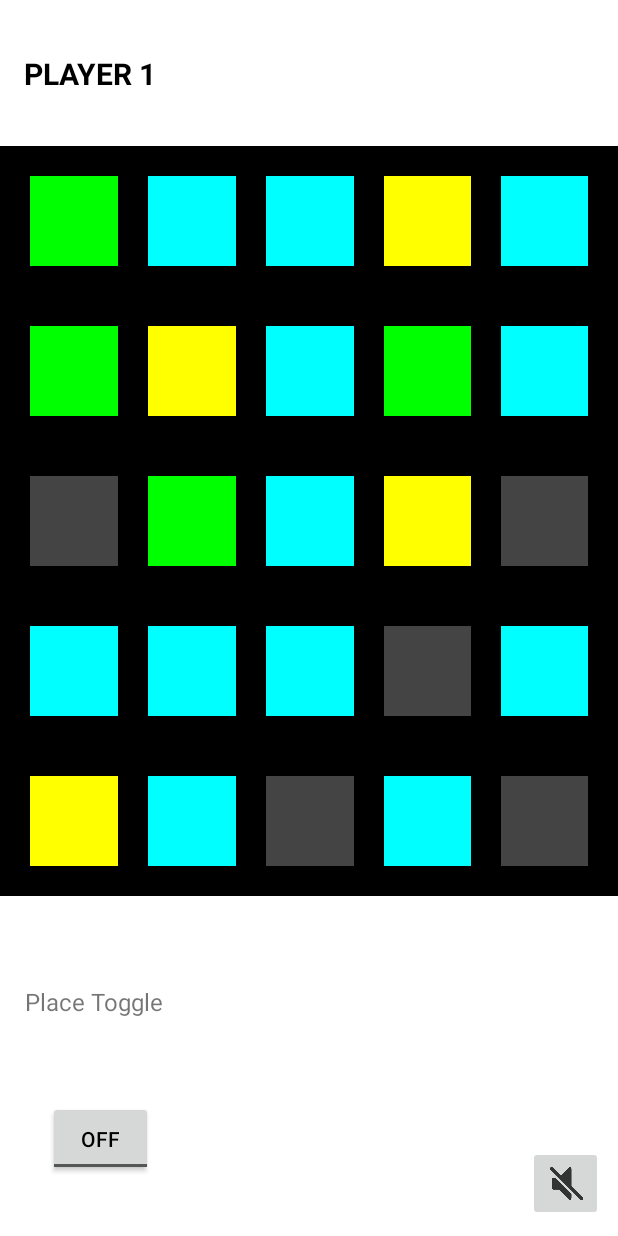
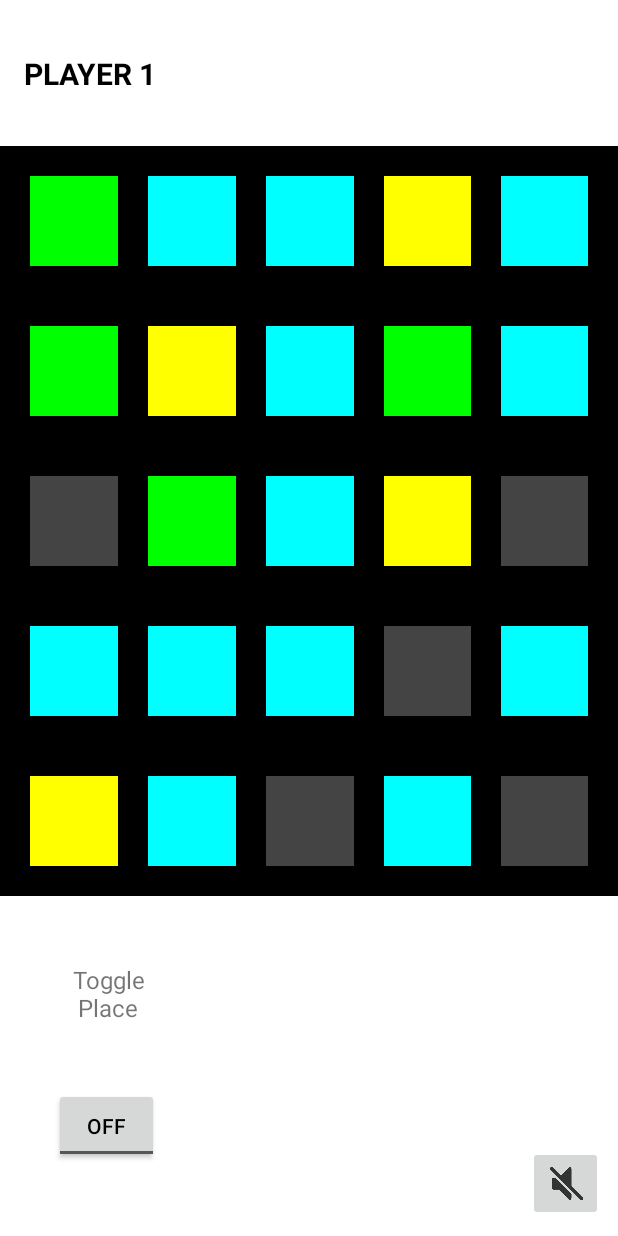
Before and after one commit to JgS0615/Crossmind_Official-Release, an Android app: the GameActivity screen opened directly, with no data from a screen before it, on a phone screen of 412 x 824 dp. Run offline under Robolectric (Android 15) with nearby library versions, the phone set to English and light mode, and no system bars; 2 statements that could not run were skipped.

Commit message:
fixed some mistakes

```diff
--- a/app/src/main/res/layout/activity_game.xml
+++ b/app/src/main/res/layout/activity_game.xml
@@ -24,7 +24,7 @@
         android:id="@+id/toggleButton_placePiece"
         android:layout_width="70dp"
         android:layout_height="50dp"
-        android:layout_marginStart="32dp"
+        android:layout_marginStart="36dp"
         android:layout_marginTop="60dp"
         android:layout_marginBottom="40dp"
         android:layout_weight="1"
@@ -33,7 +33,7 @@
         app:layout_constraintBottom_toBottomOf="parent"
         app:layout_constraintStart_toStartOf="parent"
         app:layout_constraintTop_toBottomOf="@+id/tableLayout"
-        app:layout_constraintVertical_bias="1.0"
+        app:layout_constraintVertical_bias="0.89"
         tools:ignore="TextContrastCheck" />
 
     <TableLayout
@@ -410,18 +410,18 @@
 
     <TextView
         android:id="@+id/textView"
-        android:layout_width="wrap_content"
-        android:layout_height="wrap_content"
-        android:layout_marginStart="16dp"
+        android:layout_width="80dp"
+        android:layout_height="60dp"
+        android:layout_marginStart="32dp"
         android:layout_marginTop="16dp"
         android:layout_marginBottom="16dp"
-        android:contentDescription="place toggle text"
+        android:contentDescription=""
         android:gravity="center"
-        android:text="Place Toggle"
+        android:text="Toggle Place"
         android:textSize="16sp"
         app:layout_constraintBottom_toTopOf="@+id/toggleButton_placePiece"
         app:layout_constraintStart_toStartOf="parent"
         app:layout_constraintTop_toBottomOf="@+id/tableLayout"
-        app:layout_constraintVertical_bias="0.526" />
+        app:layout_constraintVertical_bias="0.536" />
 
 </androidx.constraintlayout.widget.ConstraintLayout>
```
